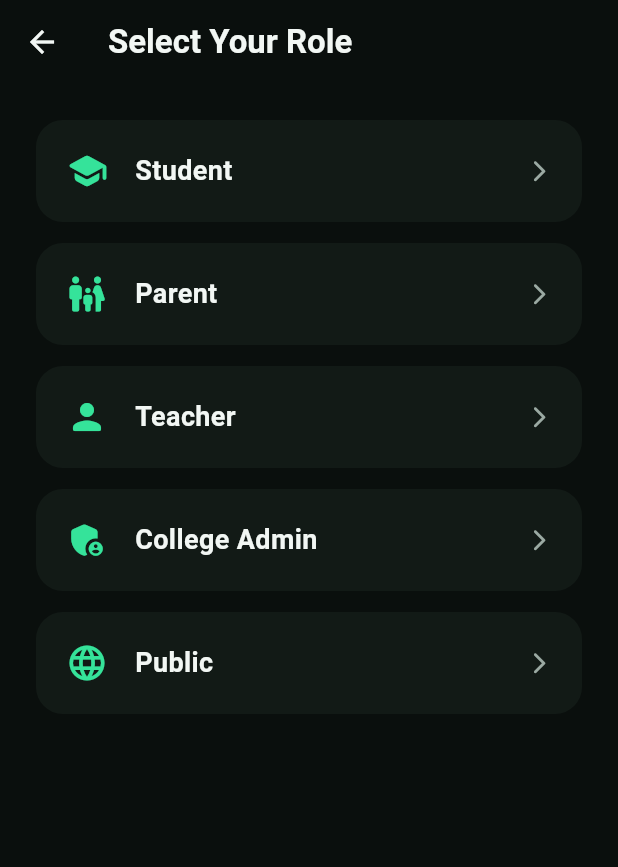
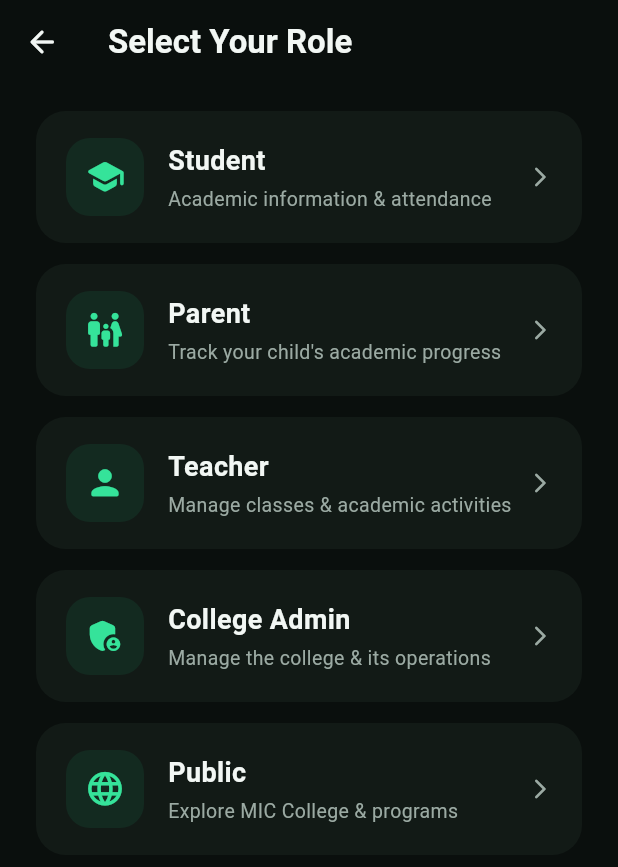
Before and after one commit to muhmmdabdlla/college-app, a Flutter app: the RoleSelectionScreen screen opened directly, on a phone screen of 412 x 824 dp. Shown: the top 867 px of the screen. Run offline on Flutter 3.47's test engine with Material 3 defaults, Android fonts, the phone set to English and light mode, and no system bars.

Commit message:
Refine role selection UI

```diff
--- a/lib/features/role_selection/role_selection_screen.dart
+++ b/lib/features/role_selection/role_selection_screen.dart
@@ -7,22 +7,48 @@ class RoleSelectionScreen extends StatelessWidget {
   @override
   Widget build(BuildContext context) {
     final roles = [
-      ('Student', Icons.school_rounded),
-      ('Parent', Icons.family_restroom_rounded),
-      ('Teacher', Icons.person_rounded),
-      ('College Admin', Icons.admin_panel_settings_rounded),
-      ('Public', Icons.language_rounded),
+      (
+        'Student',
+        'Academic information & attendance',
+        Icons.school_rounded,
+      ),
+      (
+        'Parent',
+        "Track your child's academic progress",
+        Icons.family_restroom_rounded,
+      ),
+      (
+        'Teacher',
+        'Manage classes & academic activities',
+        Icons.person_rounded,
+      ),
+      (
+        'College Admin',
+        'Manage the college & its operations',
+        Icons.admin_panel_settings_rounded,
+      ),
+      (
+        'Public',
+        'Explore MIC College & programs',
+        Icons.language_rounded,
+      ),
     ];
 
     return Scaffold(
       appBar: AppBar(
+        leading: IconButton(
+          icon: const Icon(Icons.arrow_back_rounded),
+          onPressed: () => Navigator.of(context).pop(),
+        ),
         title: const Text(
           'Select Your Role',
-          style: TextStyle(fontWeight: FontWeight.w700),
+          style: TextStyle(
+            fontWeight: FontWeight.w700,
+          ),
         ),
       ),
       body: ListView.separated(
-        padding: const EdgeInsets.all(24),
+        padding: const EdgeInsets.fromLTRB(24, 18, 24, 32),
         itemCount: roles.length,
         separatorBuilder: (_, __) => const SizedBox(height: 14),
         itemBuilder: (context, index) {
@@ -30,9 +56,9 @@ class RoleSelectionScreen extends StatelessWidget {
 
           return Material(
             color: AppColors.surface,
-            borderRadius: BorderRadius.circular(18),
+            borderRadius: BorderRadius.circular(20),
             child: InkWell(
-              borderRadius: BorderRadius.circular(18),
+              borderRadius: BorderRadius.circular(20),
               onTap: () {
                 ScaffoldMessenger.of(context).showSnackBar(
                   SnackBar(
@@ -43,29 +69,56 @@ class RoleSelectionScreen extends StatelessWidget {
               child: Padding(
                 padding: const EdgeInsets.symmetric(
                   horizontal: 20,
-                  vertical: 20,
+                  vertical: 18,
                 ),
                 child: Row(
                   children: [
-                    Icon(
-                      role.$2,
+                    Container(
+                      width: 52,
+                      height: 52,
+                      decoration: BoxDecoration(
+                        color: AppColors.primary.withValues(alpha: 0.10),
+                        borderRadius: BorderRadius.circular(16),
+                      ),
+                      child: Icon(
+                        role.$3,
                         color: AppColors.primaryBright,
-                      size: 28,
+                        size: 27,
                       ),
-                    const SizedBox(width: 18),
+                    ),
+
+                    const SizedBox(width: 16),
+
                     Expanded(
-                      child: Text(
+                      child: Column(
+                        crossAxisAlignment: CrossAxisAlignment.start,
+                        children: [
+                          Text(
                             role.$1,
                             style: const TextStyle(
                               fontSize: 18,
-                          fontWeight: FontWeight.w600,
+                              fontWeight: FontWeight.w700,
                               color: AppColors.textPrimary,
                             ),
                           ),
+                          const SizedBox(height: 4),
+                          Text(
+                            role.$2,
+                            style: const TextStyle(
+                              fontSize: 13,
+                              height: 1.3,
+                              color: AppColors.textSecondary,
                             ),
+                          ),
+                        ],
+                      ),
+                    ),
+
+                    const SizedBox(width: 10),
+
                     const Icon(
                       Icons.arrow_forward_ios_rounded,
-                      size: 17,
+                      size: 16,
                       color: AppColors.textSecondary,
                     ),
                   ],
```
Lines whose indentation alone changed are shown as unchanged.
